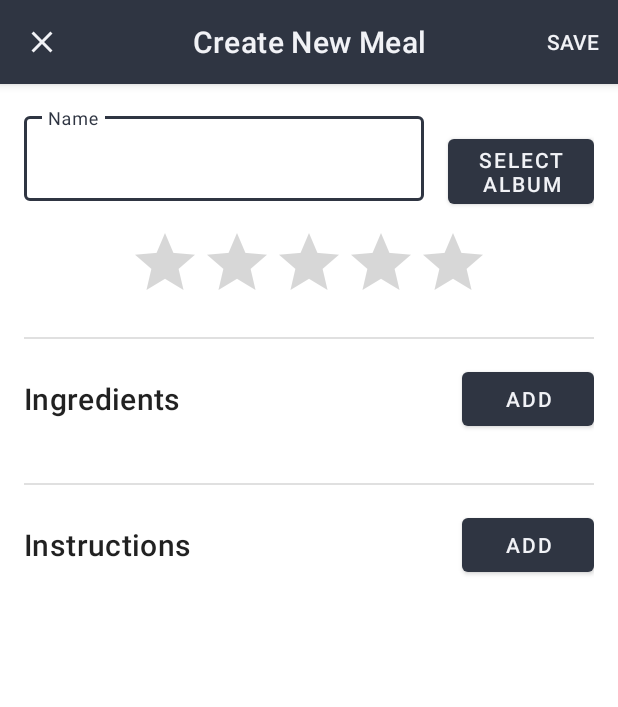
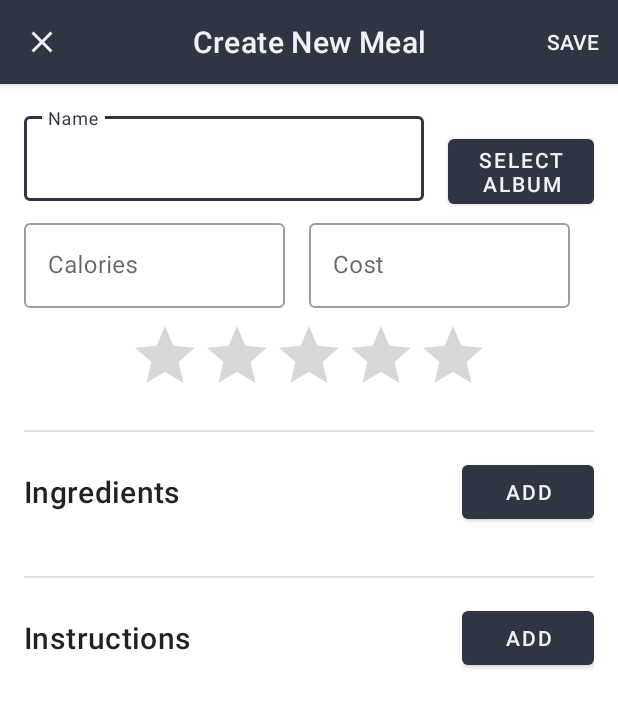
Before and after one commit to mycrazycurls/CS3714FoodManager, an Android app: the layout form_new_meal.xml on its own in the app's theme, with its tools: preview values and no code run, on a phone screen of 412 x 824 dp. Shown: the top 707 px of the screen. Run offline under Robolectric (Android 15) with nearby library versions, the phone set to English and light mode, and no system bars.

```diff
--- a/app/src/main/java/com/example/foodieplanner/Meal.kt
+++ b/app/src/main/java/com/example/foodieplanner/Meal.kt
@@ -5,5 +5,7 @@ data class Meal(
     var ingredients: ArrayList<Ingredient>,
     var instructions: ArrayList<String>,
     var albumName: String,
-    var rating: Float
+    var rating: Float,
+    var calories: Int,
+    var cost: String
 )
--- a/app/src/main/java/com/example/foodieplanner/MealCard.kt
+++ /dev/null
@@ -1,3 +0,0 @@
-package com.example.foodieplanner
-
-data class MealCard(var mealName:String, var color:Int, var rating:Double)
--- a/app/src/main/java/com/example/foodieplanner/NewMealDialog.kt
+++ b/app/src/main/java/com/example/foodieplanner/NewMealDialog.kt
@@ -69,7 +69,9 @@ class NewMealDialog: DialogFragment() {
                         instructions.add(instruction)
                     }
                     val rating = binding.mealRatingBar.getRating()
-                    val meal = Meal(name, ingredients, instructions, albumName, rating)
+                    val calories = binding.inputCalories.text.toString().toInt()
+                    var cost = binding.inputCost.text.toString()
+                    val meal = Meal(name, ingredients, instructions, albumName, rating, calories, cost)
                     model.addMeal(meal)
                     this.dismiss()
                     true
--- a/app/src/main/java/com/example/foodieplanner/SavedMealsFragment.kt
+++ b/app/src/main/java/com/example/foodieplanner/SavedMealsFragment.kt
@@ -2,6 +2,7 @@ package com.example.foodieplanner
 
 import android.app.AlertDialog
 import android.content.DialogInterface
+import android.content.res.Configuration
 import android.graphics.Color
 import android.os.Bundle
 import android.text.InputType
@@ -103,6 +104,11 @@ class SavedMealsFragment : Fragment() {
 
             dialogBuilder.show()
         }
+
+        // Hide floating button in landscape mode
+        if (activity?.resources?.configuration?.orientation == Configuration.ORIENTATION_LANDSCAPE) {
+            view.findViewById<com.google.android.material.floatingactionbutton.FloatingActionButton>(R.id.savedmeals_new_meal_button).visibility = View.GONE
+        }
         return view
     }
 
--- a/app/src/main/res/layout/form_new_meal.xml
+++ b/app/src/main/res/layout/form_new_meal.xml
@@ -79,6 +79,49 @@
                     android:layout_weight="0.25"
                     android:layout_marginBottom="16dp"
                     android:text="@string/new_meal_album_select" />
+            </LinearLayout>
+
+            <LinearLayout
+                android:layout_width="match_parent"
+                android:layout_height="match_parent"
+                android:orientation="horizontal">
+
+
+                <com.google.android.material.textfield.TextInputLayout
+                    android:id="@+id/input_calories_layout"
+                    style="@style/Widget.MaterialComponents.TextInputLayout.OutlinedBox"
+                    android:layout_width="match_parent"
+                    android:layout_height="wrap_content"
+                    android:layout_weight="0.5"
+                    android:layout_marginEnd="16dp"
+                    android:hint="@string/calories_hint">
+
+                    <com.google.android.material.textfield.TextInputEditText
+                        android:id="@+id/input_calories"
+                        android:layout_width="match_parent"
+                        android:layout_height="wrap_content"
+                        android:imeOptions="actionDone"
+                        android:singleLine="true" />
+
+                </com.google.android.material.textfield.TextInputLayout>
+
+                <com.google.android.material.textfield.TextInputLayout
+                    android:id="@+id/input_cost_layout"
+                    style="@style/Widget.MaterialComponents.TextInputLayout.OutlinedBox"
+                    android:layout_width="match_parent"
+                    android:layout_height="wrap_content"
+                    android:layout_weight="0.5"
+                    android:layout_marginEnd="16dp"
+                    android:hint="@string/cost_hint">
+
+                    <com.google.android.material.textfield.TextInputEditText
+                        android:id="@+id/input_cost"
+                        android:layout_width="match_parent"
+                        android:layout_height="wrap_content"
+                        android:imeOptions="actionDone"
+                        android:singleLine="true" />
+
+                </com.google.android.material.textfield.TextInputLayout>
             </LinearLayout>
 
             <RatingBar
--- a/app/src/main/res/layout/fragment_albums.xml
+++ b/app/src/main/res/layout/fragment_albums.xml
@@ -21,7 +21,7 @@
             style="@style/Widget.MaterialComponents.Toolbar.Primary"
             android:layout_width="match_parent"
             android:layout_height="?attr/actionBarSize"
-            app:menu="@menu/day_menu"
+            app:menu="@menu/main_menu"
             app:navigationIcon="@drawable/ic_day_navigation"
             app:title="Default"
             app:titleCentered="true" />
--- a/app/src/main/res/layout/fragment_day.xml
+++ b/app/src/main/res/layout/fragment_day.xml
@@ -26,7 +26,7 @@
                 style="@style/Widget.MaterialComponents.Toolbar.Primary"
                 android:layout_width="match_parent"
                 android:layout_height="?attr/actionBarSize"
-                app:menu="@menu/day_menu"
+                app:menu="@menu/main_menu"
                 app:navigationIcon="@drawable/ic_day_navigation"
                 app:title="Tuesday, Nov 16th"
                 app:titleCentered="true" />
--- a/app/src/main/res/layout/fragment_saved_meals.xml
+++ b/app/src/main/res/layout/fragment_saved_meals.xml
@@ -21,7 +21,7 @@
             style="@style/Widget.MaterialComponents.Toolbar.Primary"
             android:layout_width="match_parent"
             android:layout_height="?attr/actionBarSize"
-            app:menu="@menu/day_menu"
+            app:menu="@menu/main_menu"
             app:navigationIcon="@drawable/ic_day_navigation"
             app:title="Saved Meals"
             app:titleCentered="true" />
--- a/app/src/main/res/values/strings.xml
+++ b/app/src/main/res/values/strings.xml
@@ -64,5 +64,7 @@
     <string name="home_card_cals">1200 cals</string>
     <string name="home_card_price">$30</string>
     <string name="album_card">albumn card</string>
+    <string name="calories_hint">Calories</string>
+    <string name="cost_hint">Cost</string>
 
 </resources>
```
Also changed, not shown: app/src/main/java/com/example/foodieplanner/AlbumsFragment.kt (+27 -2 lines), app/src/main/java/com/example/foodieplanner/MealFragment.kt (+25 -2 lines), app/src/main/res/layout/fragment_meal.xml (+9 -3 lines).
